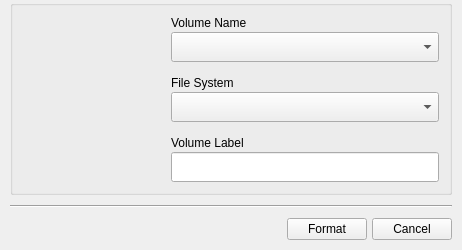
First picture: the form in src/ui/quickformat.ui, repository bit2pixel/quickformat, before the edit.
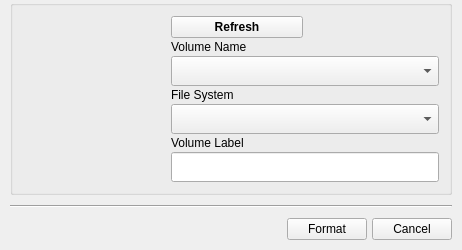
Second picture: the form after the edit. Icons and pictures are not drawn.

Commit message: remove any flags from the partition which fixes the unrecognized partition in windows bug. add refresh disks button.

Diff of the .ui file:
```diff
--- a/src/ui/quickformat.ui
+++ b/src/ui/quickformat.ui
@@ -132,7 +132,7 @@
         <property name="verticalSpacing">
          <number>2</number>
         </property>
-        <item row="0" column="0" colspan="2">
+        <item row="1" column="0" colspan="2">
          <widget class="QLabel" name="label_2">
           <property name="minimumSize">
            <size>
@@ -151,7 +151,7 @@
           </property>
          </widget>
         </item>
-        <item row="1" column="0" colspan="2">
+        <item row="2" column="0" colspan="2">
          <widget class="QComboBox" name="volumeName">
           <property name="sizePolicy">
            <sizepolicy hsizetype="Expanding" vsizetype="Preferred">
@@ -197,7 +197,7 @@
           </property>
          </widget>
         </item>
-        <item row="3" column="0" colspan="2">
+        <item row="4" column="0" colspan="2">
          <widget class="QLabel" name="label_3">
           <property name="font">
            <font>
@@ -210,7 +210,7 @@
           </property>
          </widget>
         </item>
-        <item row="4" column="0" colspan="2">
+        <item row="5" column="0" colspan="2">
          <widget class="QComboBox" name="fileSystem">
           <property name="sizePolicy">
            <sizepolicy hsizetype="Preferred" vsizetype="Preferred">
@@ -238,7 +238,7 @@
           </property>
          </widget>
         </item>
-        <item row="6" column="0" colspan="2">
+        <item row="7" column="0" colspan="2">
          <widget class="QLabel" name="label_4">
           <property name="font">
            <font>
@@ -251,7 +251,7 @@
           </property>
          </widget>
         </item>
-        <item row="7" column="0" colspan="2">
+        <item row="8" column="0" colspan="2">
          <widget class="QLineEdit" name="volumeLabel">
           <property name="sizePolicy">
            <sizepolicy hsizetype="Expanding" vsizetype="Preferred">
@@ -279,7 +279,7 @@
           </property>
          </widget>
         </item>
-        <item row="2" column="0" colspan="2">
+        <item row="3" column="0" colspan="2">
          <spacer name="verticalSpacer">
           <property name="orientation">
            <enum>Qt::Vertical</enum>
@@ -292,7 +292,7 @@
           </property>
          </spacer>
         </item>
-        <item row="5" column="0" colspan="2">
+        <item row="6" column="0" colspan="2">
          <spacer name="verticalSpacer_2">
           <property name="orientation">
            <enum>Qt::Vertical</enum>
@@ -305,6 +305,13 @@
           </property>
          </spacer>
         </item>
+        <item row="0" column="0">
+         <widget class="QPushButton" name="btn_refresh">
+          <property name="text">
+           <string>Refresh</string>
+          </property>
+         </widget>
+        </item>
        </layout>
       </item>
      </layout>
```
The commit also changes 2 other files.
